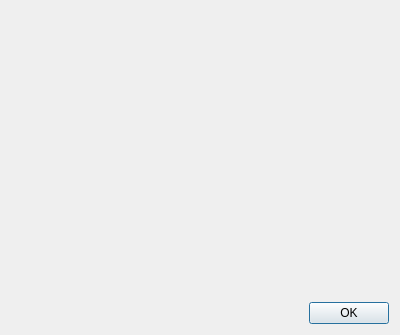
Old version of the form certmanager/CertManager/dialogcontainerinfo.ui in the repository arcirk/ws_solution.
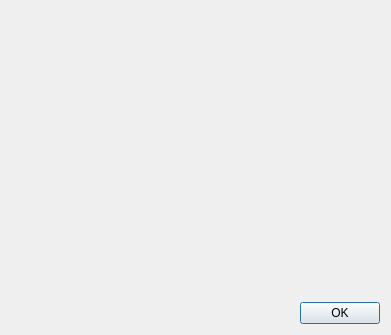
New version of the form. Icons and pictures are not drawn.

Diff of the .ui file:
```diff
--- a/certmanager/CertManager/dialogcontainerinfo.ui
+++ b/certmanager/CertManager/dialogcontainerinfo.ui
@@ -6,10 +6,16 @@
    <rect>
     <x>0</x>
     <y>0</y>
-    <width>400</width>
+    <width>391</width>
     <height>335</height>
    </rect>
   </property>
+  <property name="maximumSize">
+   <size>
+    <width>672</width>
+    <height>16777215</height>
+   </size>
+  </property>
   <property name="windowTitle">
    <string>Инфомация о контейнере</string>
   </property>
```
Left out of the diff: 2 changed lines with no effect on the pictures.
